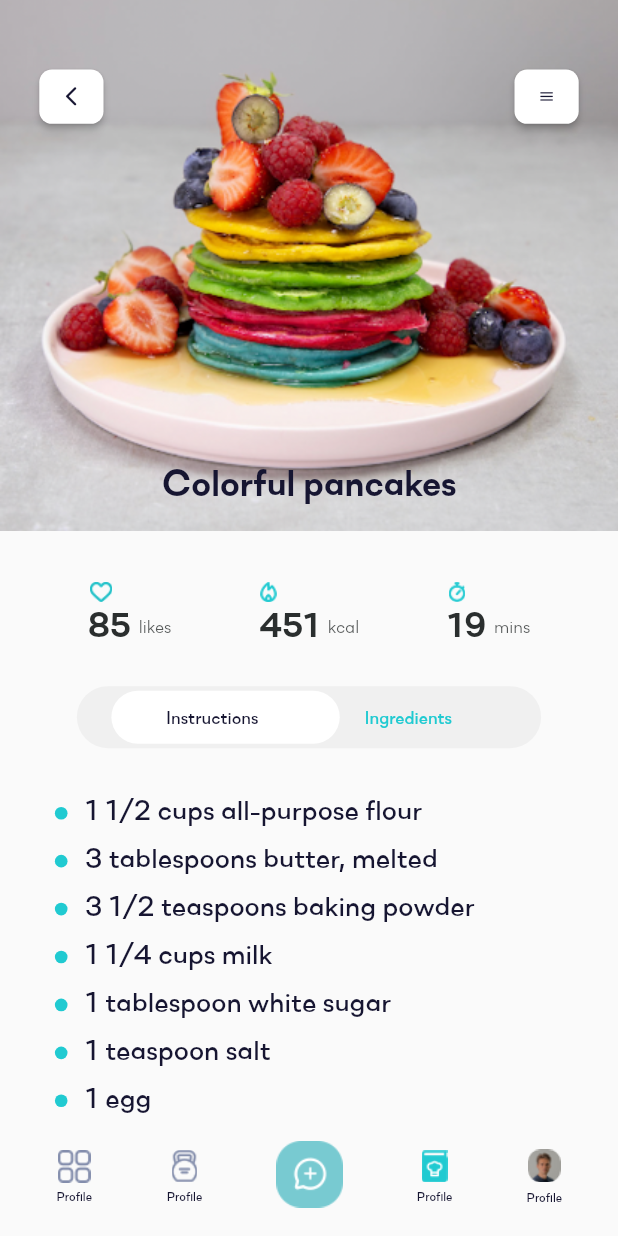
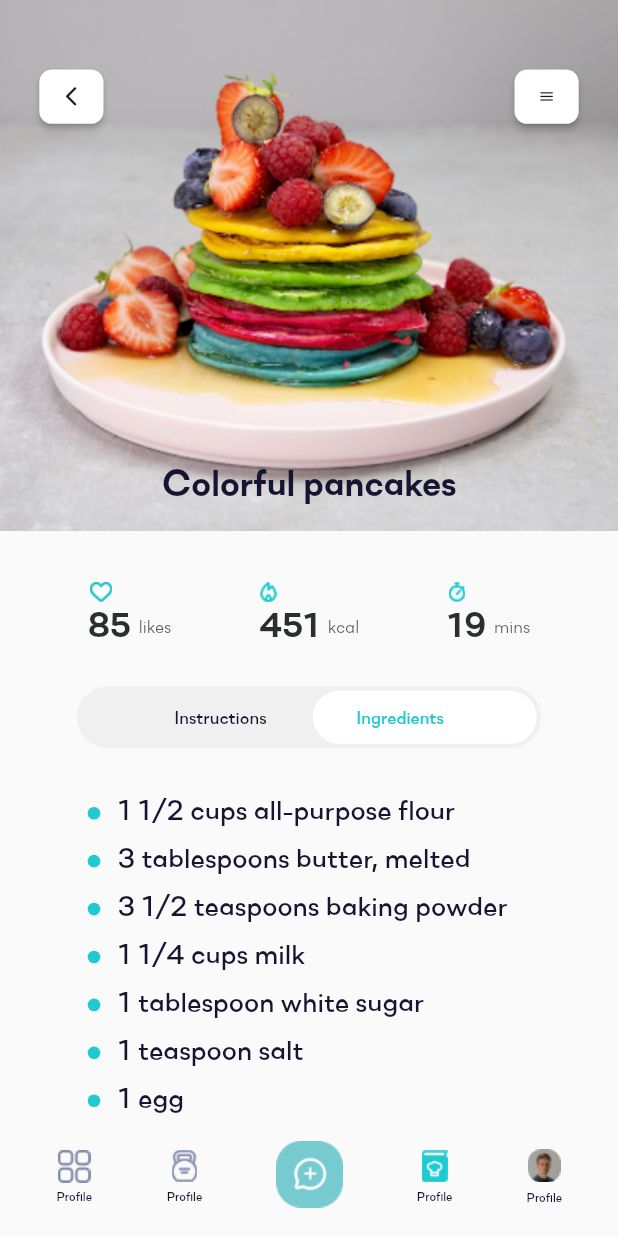
Before and after one commit to LouisHatte/MobileApp-miamMiam, a Flutter app: the screen it shows after launch, after a tap on "Instructions", on a phone screen of 412 x 824 dp. Run offline on Flutter 3.47's test engine with Material 2 defaults, Android fonts, the phone set to English and light mode, and no system bars; our stand-ins replace simple_animations.

Commit message:
fix some bugs

```diff
--- a/lib/widgets/recipes/body/Body.dart
+++ b/lib/widgets/recipes/body/Body.dart
@@ -14,7 +14,7 @@ class _BodyState extends State<Body> {
   bool _isInstructions = false;
 
   void _toggleContent() {
-    print('Hello');
+    print('H');
     setState(() {
       _isInstructions = !_isInstructions;
     });
--- a/lib/widgets/recipes/body/content/Ingredient.dart
+++ b/lib/widgets/recipes/body/content/Ingredient.dart
@@ -12,17 +12,18 @@ class Ingredient extends StatelessWidget {
   @override
   Widget build(BuildContext context) {
     return Row(
-      mainAxisAlignment: MainAxisAlignment.center,
+      mainAxisAlignment: MainAxisAlignment.start,
       children: <Widget>[
         Container(
           width: g.getWidth(342),
           child: Row(
-            // mainAxisAlignment: MainAxisAlignment.center,
+            mainAxisAlignment: MainAxisAlignment.start,
             children: <Widget>[
-              new Container(
+              SizedBox(width: g.getWidth(57.97)),
+              Container(
                 height: g.getHeight(10),
                 width: g.getWidth(10),
-                decoration: new BoxDecoration(
+                decoration: BoxDecoration(
                   color: AppColors.lightBlue,
                   shape: BoxShape.circle,
                 ),
--- a/lib/widgets/recipes/body/switcher/SwitchButton.dart
+++ b/lib/widgets/recipes/body/switcher/SwitchButton.dart
@@ -1,6 +1,6 @@
 import 'package:flutter/material.dart';
 import 'package:miam_miam/appColors.dart';
-import 'package:miam_miam/widgets/recipes/body/switcher/badSwitcherLibrary.dart';
+import 'package:miam_miam/widgets/recipes/body/switcher/SwitcherLibraryModified.dart';
 import 'package:miam_miam/globals.dart' as g;
 
 class SwitchButton extends StatelessWidget {
@@ -56,7 +56,7 @@ class SwitchButton extends StatelessWidget {
                         ),
                       ),
                     ),
-                    SizedBox(width: g.getWidth(71)),
+                    SizedBox(width: g.getHeight(71)),
                     Container(
                       height: g.getHeight(16),
                       child: FittedBox(
--- a/lib/widgets/recipes/body/switcher/badSwitcherLibrary.dart
+++ b/lib/widgets/recipes/body/switcher/SwitcherLibraryModified.dart
@@ -1,6 +1,7 @@
 import 'package:flutter/material.dart';
 import 'package:simple_animations/simple_animations/controlled_animation.dart';
 import 'package:simple_animations/simple_animations/multi_track_tween.dart';
+import 'package:miam_miam/globals.dart' as g;
 
 class CustomSwitchButton extends StatelessWidget {
   final bool checked;
@@ -40,7 +41,8 @@ class CustomSwitchButton extends StatelessWidget {
   @override
   Widget build(BuildContext context) {
     var tween = MultiTrackTween([
-      Track("paddingLeft").add(animationDuration, Tween(begin: 0.0, end: 20.0)),
+      Track("paddingLeft")
+          .add(animationDuration, Tween(begin: 0.0, end: g.getWidth(155))),
       Track("color").add(animationDuration,
           ColorTween(begin: unCheckedColor, end: checkedColor)),
     ]);
```
